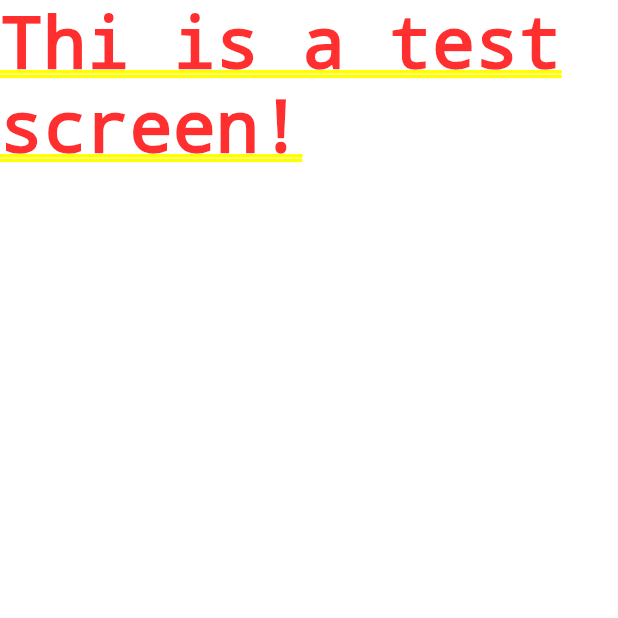
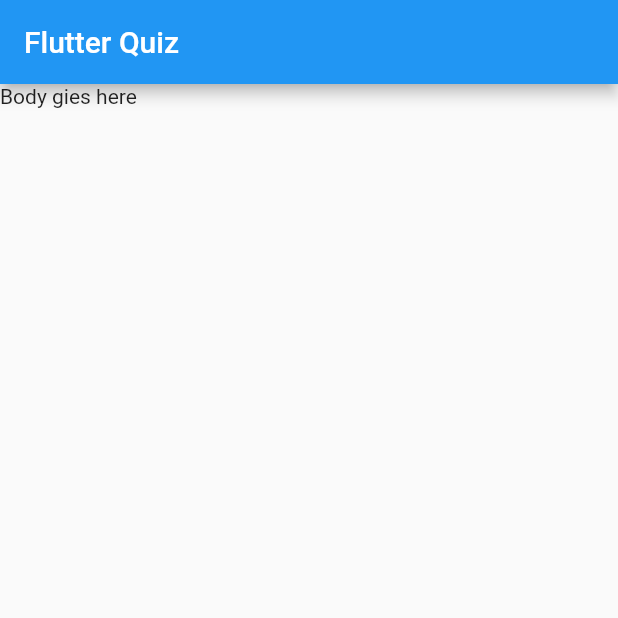
Before and after one commit to jmohandas/quizapp, a Flutter app: the screen it shows after launch, on a phone screen of 412 x 824 dp, the top half of it. Run offline on Flutter 3.47's test engine with Material 2 defaults, Android fonts, the phone set to English and light mode, and no system bars.

Commit message:
Added scaffold with appbar and body

```diff
--- a/lib/main.dart
+++ b/lib/main.dart
@@ -6,7 +6,12 @@ class QuizApp extends StatelessWidget {
   @override
   Widget build(BuildContext context) {
     return MaterialApp(
-      home: Text('Thi is a test screen!'),
+      home: Scaffold(
+        appBar: AppBar(
+          title: Text('Flutter Quiz'),
+        ),
+        body: Text('Body gies here'),
+      ),
     );
   }
 }
```
